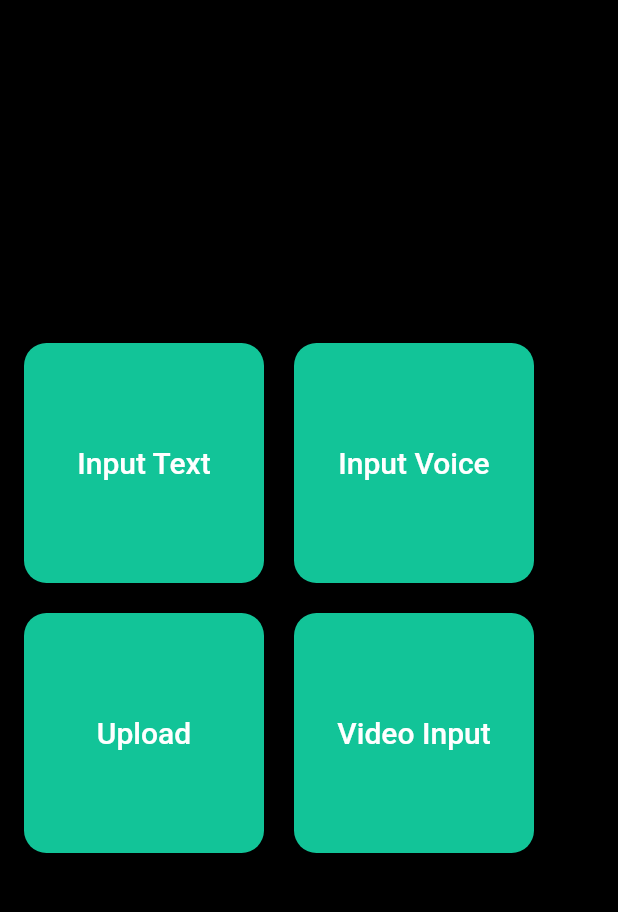
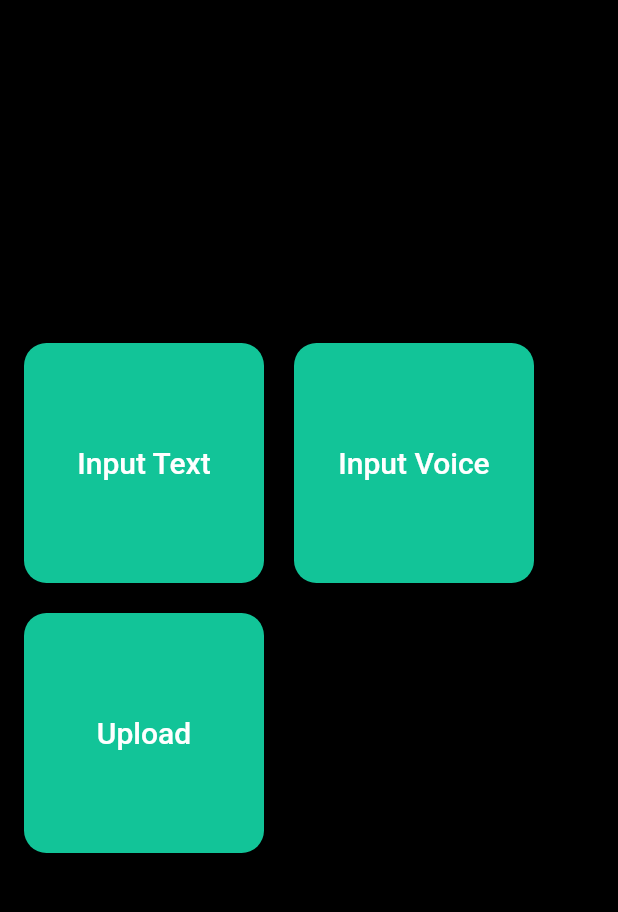
Before and after one commit to eyos-ias/Text-to-ASL, a Flutter app: the screen it shows after launch, after a tap on "Explore", on a phone screen of 412 x 824 dp, the part 65-977 px from its top. Run offline on Flutter 3.47's test engine with Material 2 defaults, Android fonts, the phone set to English and light mode, and no system bars; our stand-ins replace animated_splash_screen, camera, file_picker, just_audio, speech_to_text.

Commit message:
minor fixes

```diff
--- a/lib/FilePicker.dart
+++ b/lib/FilePicker.dart
@@ -1,4 +1,5 @@
 import 'dart:io';
+import 'dart:ui';
 import 'package:file_picker/file_picker.dart';
 import 'package:flutter/material.dart';
 
@@ -95,11 +96,15 @@ class _FilePickerPageState extends State<FilePickerPage> {
                 ? CircularProgressIndicator()
                 : TextButton(
                     style: ElevatedButton.styleFrom(
-                        backgroundColor: Color.fromARGB(248, 18, 202, 156)),
+                      backgroundColor: Color.fromARGB(248, 18, 202, 156),
+                    ),
                     onPressed: () {
                       pickFile(FileContent);
                     },
-                    child: Text('Pick File'),
+                    child: Text(
+                      'Pick File',
+                      style: TextStyle(color: Colors.white, fontSize: 20),
+                    ),
                   ),
           ),
           if (pickedFile != null)
--- a/lib/Start.dart
+++ b/lib/Start.dart
@@ -188,24 +188,24 @@ class SecondStart extends StatelessWidget {
                   child: ClipRRect(
                     borderRadius: BorderRadius.circular(15),
                     child: Container(
-                      child: ElevatedButton(
-                        style: ElevatedButton.styleFrom(
-                          backgroundColor: Color.fromARGB(248, 18, 202, 156),
+                        // child: ElevatedButton(
+                        //   style: ElevatedButton.styleFrom(
+                        //     backgroundColor: Color.fromARGB(248, 18, 202, 156),
+                        //   ),
+                        //   onPressed: () {
+                        //     Navigator.push(
+                        //       context,
+                        //       MaterialPageRoute(
+                        //         builder: (context) => AudioPlayerApp(),
+                        //       ),
+                        //     );
+                        //   },
+                        //   child: Text(
+                        //     'Video Input',
+                        //     style: TextStyle(color: Colors.white, fontSize: 20),
+                        //   ),
+                        // ),
                         ),
-                        onPressed: () {
-                          Navigator.push(
-                            context,
-                            MaterialPageRoute(
-                              builder: (context) => AudioPlayerApp(),
-                            ),
-                          );
-                        },
-                        child: Text(
-                          'Video Input',
-                          style: TextStyle(color: Colors.white, fontSize: 20),
-                        ),
-                      ),
-                    ),
                   ),
                 )
               ],
--- a/lib/homepage.dart
+++ b/lib/homepage.dart
@@ -10,16 +10,24 @@ class HomePage extends StatelessWidget {
         backgroundColor: Colors.black,
         appBar: AppBar(
           backgroundColor: Colors.black,
-          leading: CircleAvatar(
-              backgroundImage: AssetImage('images/Icon2.png'), radius: 20),
-          title: Padding(
-            padding: const EdgeInsets.only(left: 10),
-            child: Text(
-              'Commusign',
-              style: TextStyle(
-                fontSize: 20,
-                color: Colors.white,
-              ),
+          title: Container(
+            width: 200.0,
+            child: Row(
+              children: [
+                SizedBox(
+                  width: 20,
+                ),
+                Image.asset(
+                  'images/Icon1.png',
+                  width: 30,
+                  height: 30,
+                ),
+                SizedBox(width: 8),
+                Text(
+                  'Commusign',
+                  style: TextStyle(color: Colors.white),
+                ),
+              ],
             ),
           ),
         ),
@@ -28,8 +36,8 @@ class HomePage extends StatelessWidget {
             mainAxisAlignment: MainAxisAlignment.center,
             children: [
               Text(
-                'Commusign',
-                style: TextStyle(fontSize: 45, color: Colors.white),
+                'Sign Language at Your Fingertips',
+                style: TextStyle(fontSize: 22, color: Colors.white),
               ),
               SizedBox(height: 20),
               ElevatedButton(
--- a/lib/voice_input.dart
+++ b/lib/voice_input.dart
@@ -1,6 +1,10 @@
 import 'package:flutter/material.dart';
 import 'package:speech_to_text/speech_to_text.dart' as stt;
 import 'package:flutter/services.dart' show rootBundle;
+
+void main() {
+  runApp(MyApp());
+}
 
 class MyApp extends StatelessWidget {
   @override
@@ -47,6 +51,9 @@ class _VoiceInputState extends State<VoiceInput> {
         setState(() {
           _transcription = result.recognizedWords.toLowerCase();
         });
+        if (result.finalResult) {
+          _stopListening(); // Stop listening when the final result is received
+        }
       },
     );
     setState(() {
@@ -161,7 +168,3 @@ class _VoiceInputState extends State<VoiceInput> {
     );
   }
 }
-
-// void main() {
-//   runApp(MyApp());
-// }
--- a/pubspec.yaml
+++ b/pubspec.yaml
@@ -34,6 +34,8 @@ dependencies:
   file_picker: ^3.0.0
   open_file: ^3.3.2
   file_selector: ^1.0.1
+  translator: ^0.1.7
+  provider: ^6.0.2
   #flutter_gifimage: any
 
   # The following adds the Cupertino Icons font to your application.
```
Also changed, not shown: pubspec.lock.
